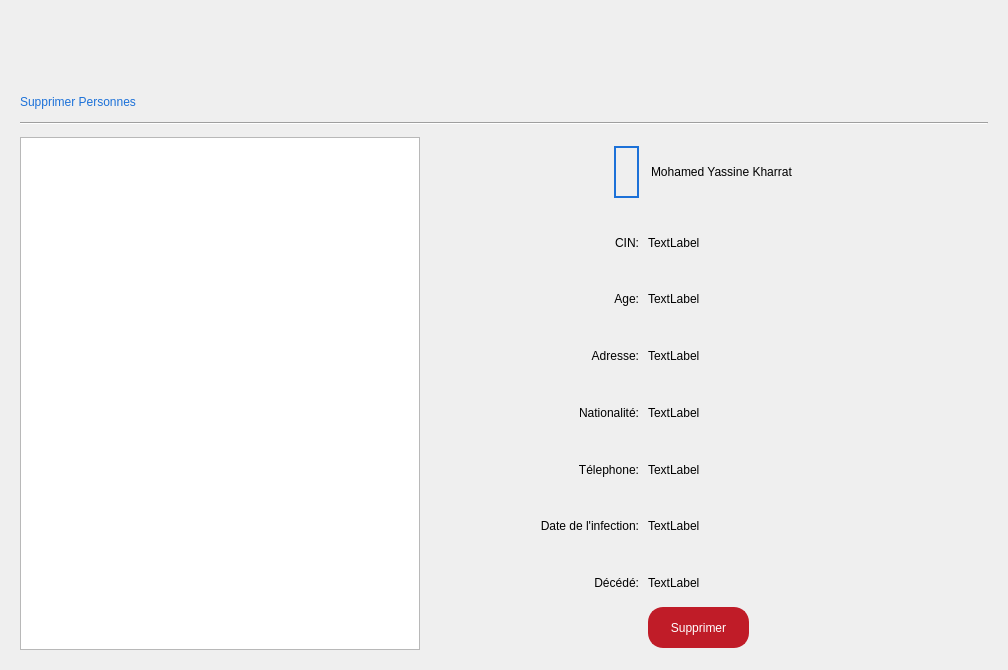
This is Personne/Supprimer/supprimer.ui in Mindblownserver/mini-project as Qt 5 draws it before an edit. The edited form follows.
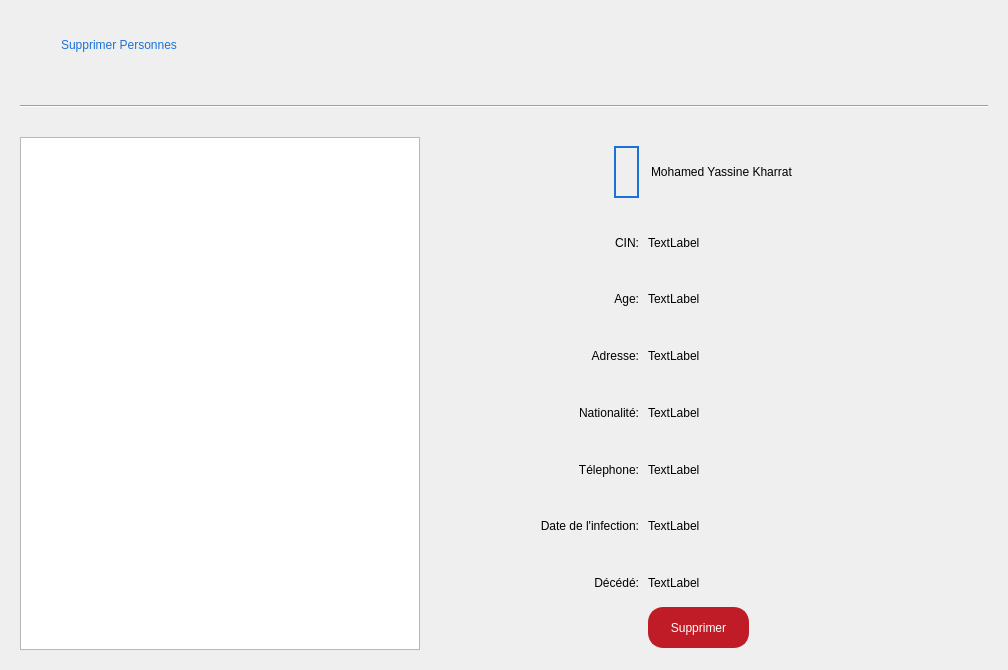
This is the edited form. Icons and pictures are not drawn.

Commit message: Fixed some design aspects, added another section 'maladies' and fused maladies with personnes in enregisrtrement x récupèration

```diff
--- a/Personne/Supprimer/supprimer.ui
+++ b/Personne/Supprimer/supprimer.ui
@@ -82,6 +82,23 @@
        <bool>true</bool>
       </property>
      </widget>
+     <widget class="QLabel" name="text">
+      <property name="geometry">
+       <rect>
+        <x>50</x>
+        <y>10</y>
+        <width>972</width>
+        <height>28</height>
+       </rect>
+      </property>
+      <property name="styleSheet">
+       <string notr="true">color:rgb(28, 113, 216);
+font: 63 18pt &quot;URW Gothic&quot;;</string>
+      </property>
+      <property name="text">
+       <string>Supprimer Personnes</string>
+      </property>
+     </widget>
     </widget>
    </item>
    <item>
@@ -105,17 +122,6 @@
       <enum>QFrame::Raised</enum>
      </property>
      <layout class="QVBoxLayout" name="verticalLayout_2">
-      <item>
-       <widget class="QLabel" name="text">
-        <property name="styleSheet">
-         <string notr="true">color:rgb(28, 113, 216);
-font: 63 22pt &quot;URW Gothic&quot;;</string>
-        </property>
-        <property name="text">
-         <string>Supprimer Personnes</string>
-        </property>
-       </widget>
-      </item>
       <item>
        <widget class="Line" name="line">
         <property name="orientation">
```
The commit also changes 12 other files.
